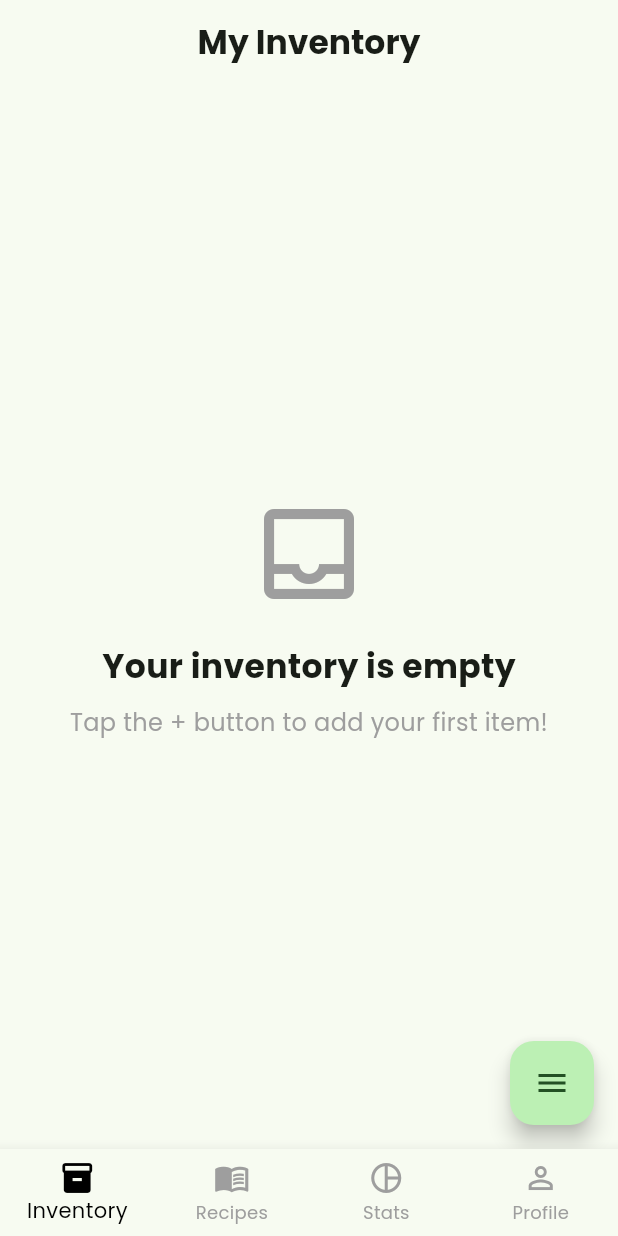
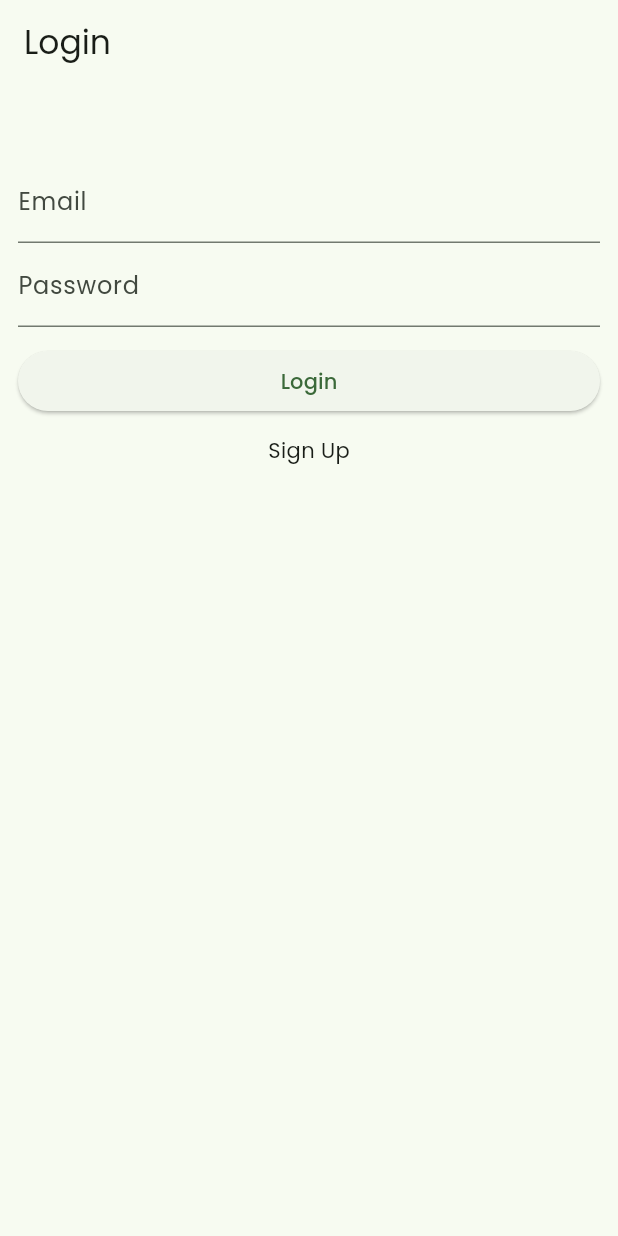
Before and after one commit to KOlCIqwq/DOOF, a Flutter app: the screen it shows after launch, on a phone screen of 412 x 824 dp. Run offline on Flutter 3.47's test engine with Material 3 defaults, Android fonts, the phone set to English and light mode, and no system bars; our stand-ins replace cached_network_image, camera, fl_chart, permission_handler, shared_preferences, supabase_flutter; missing offline and left inert: openfoodfacts; accounts and stored records are empty.

Commit message:
Hook login with supabase

```diff
--- /dev/null
+++ b/lib/auth/auth_gate.dart
@@ -0,0 +1,38 @@
+/*
+Continue to listen for auth state changes
+
+
+unauthenticated -> login
+authenticated -> profile
+*/
+
+import 'package:flutter/material.dart';
+import 'package:supabase_flutter/supabase_flutter.dart';
+import 'package:food/pages/login_page.dart';
+import 'package:food/pages/main_page.dart';
+
+class AuthGate extends StatelessWidget {
+  const AuthGate({super.key});
+
+  @override
+  Widget build(BuildContext context) {
+    return StreamBuilder(
+      // Listen to auth change
+      stream: Supabase.instance.client.auth.onAuthStateChange,
+      builder: (context, snapshot) {
+        if (snapshot.connectionState == ConnectionState.waiting) {
+          return const Scaffold(
+            body: Center(child: CircularProgressIndicator()),
+          );
+        }
+
+        final session = snapshot.hasData ? snapshot.data!.session : null;
+        if (session != null) {
+          return const MainPage();
+        } else {
+          return const LoginPage();
+        }
+      },
+    );
+  }
+}
--- /dev/null
+++ b/lib/auth/auth_service.dart
@@ -0,0 +1,32 @@
+import 'package:supabase_flutter/supabase_flutter.dart';
+
+class AuthService {
+  final SupabaseClient supabase = Supabase.instance.client;
+
+  Future<AuthResponse> signWithEmailPassword(
+    String email,
+    String password,
+  ) async {
+    return await supabase.auth.signInWithPassword(
+      email: email,
+      password: password,
+    );
+  }
+
+  Future<AuthResponse> signUpWithEmailPassword(
+    String email,
+    String password,
+  ) async {
+    return await supabase.auth.signUp(email: email, password: password);
+  }
+
+  Future<void> signOut() async {
+    await supabase.auth.signOut();
+  }
+
+  String? getCurrentEmail() {
+    final session = supabase.auth.currentSession;
+    final user = session?.user;
+    return user?.email;
+  }
+}
--- a/lib/main.dart
+++ b/lib/main.dart
@@ -1,14 +1,22 @@
 import 'package:flutter/material.dart';
+import 'package:food/auth/auth_gate.dart';
 import 'package:food/pages/main_page.dart';
 import 'package:openfoodfacts/openfoodfacts.dart';
+import 'package:supabase_flutter/supabase_flutter.dart';
 
-void main() {
+void main() async {
   // These settings are important for the Open Food Facts API
   OpenFoodAPIConfiguration.userAgent = UserAgent(name: 'FILO');
   OpenFoodAPIConfiguration.globalLanguages = <OpenFoodFactsLanguage>[
     OpenFoodFactsLanguage.ENGLISH,
   ];
   runApp(const MyApp());
+
+  await Supabase.initialize(
+    url: 'https://ddzmfhkcecdpvefswled.supabase.co',
+    anonKey:
+        'eyJhbGciOiJIUzI1NiIsInR5cCI6IkpXVCJ9.eyJpc3MiOiJzdXBhYmFzZSIsInJlZiI6ImRkem1maGtjZWNkcHZlZnN3bGVkIiwicm9sZSI6ImFub24iLCJpYXQiOjE3NTY0NTE0MTMsImV4cCI6MjA3MjAyNzQxM30.TNn79QmTpkYdrYgf7X7LgiWDUKGSFOxW16JRKMG0nuw',
+  );
 }
 
 class MyApp extends StatelessWidget {
@@ -24,7 +32,7 @@ class MyApp extends StatelessWidget {
         colorScheme: ColorScheme.fromSeed(seedColor: Colors.green),
         useMaterial3: true,
       ),
-      home: const MainPage(),
+      home: const AuthGate(),
     );
   }
 }
--- /dev/null
+++ b/lib/pages/login_page.dart
@@ -0,0 +1,65 @@
+import '../auth/auth_service.dart';
+import 'package:flutter/material.dart';
+import './register_page.dart';
+
+class LoginPage extends StatefulWidget {
+  const LoginPage({super.key});
+
+  @override
+  State<LoginPage> createState() => LoginPageState();
+}
+
+class LoginPageState extends State<LoginPage> {
+  final authService = AuthService();
+
+  final emailController = TextEditingController();
+  final passwordController = TextEditingController();
+
+  void login() async {
+    final email = emailController.text;
+    final pass = passwordController.text;
+
+    try {
+      await authService.signWithEmailPassword(email, pass);
+    } catch (e) {
+      if (mounted) {
+        ScaffoldMessenger.of(
+          context,
+        ).showSnackBar(SnackBar(content: Text("Error:$e")));
+      }
+    }
+  }
+
+  @override
+  Widget build(BuildContext context) {
+    return Scaffold(
+      appBar: AppBar(title: const Text("Login")),
+      body: ListView(
+        padding: EdgeInsets.symmetric(horizontal: 12, vertical: 50),
+        children: [
+          // email
+          TextField(
+            controller: emailController,
+            decoration: const InputDecoration(labelText: "Email"),
+          ),
+          // password
+          TextField(
+            controller: passwordController,
+            decoration: const InputDecoration(labelText: "Password"),
+          ),
+          const SizedBox(height: 12),
+          //login
+          ElevatedButton(onPressed: login, child: const Text("Login")),
+          const SizedBox(height: 12),
+          GestureDetector(
+            onTap: () => Navigator.push(
+              context,
+              MaterialPageRoute(builder: (context) => const RegisterPage()),
+            ),
+            child: Center(child: Text("Sign Up")),
+          ),
+        ],
+      ),
+    );
+  }
+}
--- a/pubspec.yaml
+++ b/pubspec.yaml
@@ -44,6 +44,7 @@ dependencies:
   cupertino_icons: ^1.0.8
   openfoodfacts: ^3.23.0
   collection: ^1.19.1
+  supabase_flutter: ^2.10.0
 
 dev_dependencies:
   flutter_test:
```
Also changed, not shown: lib/pages/profile_page.dart (+17 -0 lines), lib/pages/register_page.dart (added, +73 -0 lines), pubspec.lock, 5 other files.
